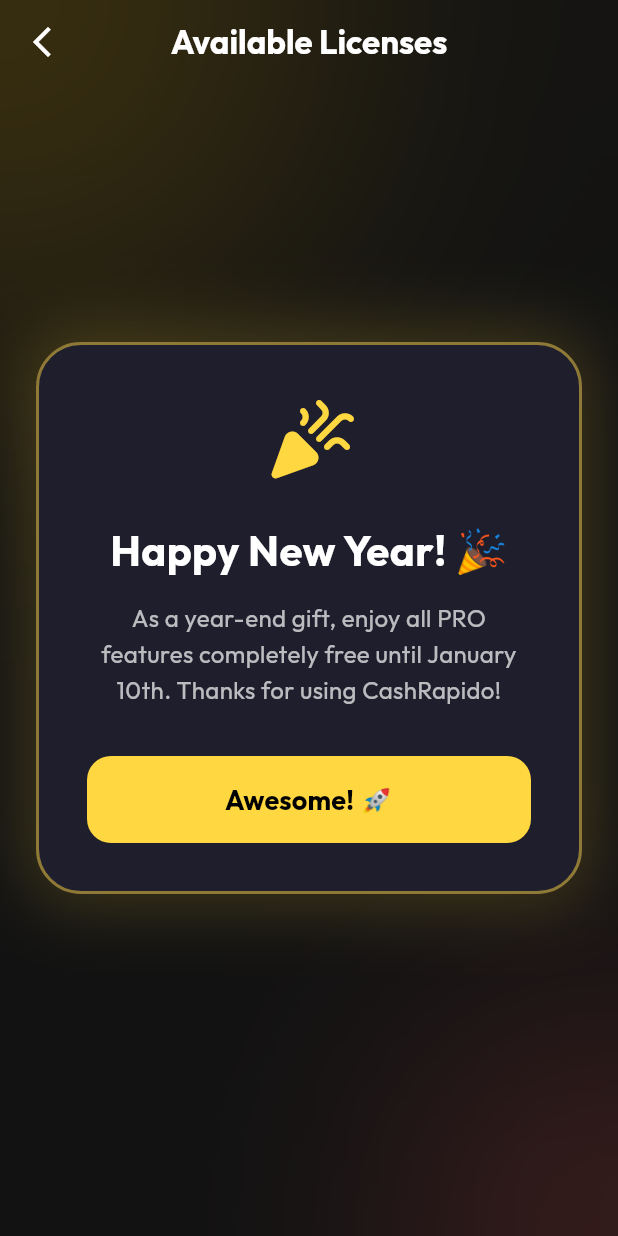
After one commit to lenier522/CashRapido-v2, a Flutter app: the LicensesScreen screen opened directly, on a phone screen of 412 x 824 dp. The commit adds this screen. Run offline on Flutter 3.47's test engine with Material 3 defaults, Android fonts, the phone set to English and light mode, and no system bars; our stand-ins replace camera, file_picker, fl_chart, flutter_local_notifications, google_fonts, google_generative_ai and 10 more; missing offline and left inert: extension_google_sign_in_as_googleapis_auth, google_mlkit_text_recognition, googleapis, syncfusion_flutter_xlsio, tutorial_coach_mark; accounts and stored records are empty.

Commit message:
Licencias

```diff
--- /dev/null
+++ b/lib/screens/licenses_screen.dart
@@ -0,0 +1,423 @@
+import 'dart:ui';
+import 'package:flutter/material.dart';
+import 'package:google_fonts/google_fonts.dart';
+import 'package:cashrapido/services/localization_service.dart';
+
+class LicensesScreen extends StatelessWidget {
+  // Set this to true for the Cuban version, false for the International version
+  static const bool isCuba = true;
+
+  const LicensesScreen({super.key});
+
+  @override
+  Widget build(BuildContext context) {
+    // Holiday Promotion Check (Until Jan 10th midnight, 2026)
+    final isPromoActive = DateTime.now().isBefore(DateTime(2026, 1, 11));
+
+    return Scaffold(
+      extendBodyBehindAppBar: true,
+      appBar: AppBar(
+        title: Text(
+          context.t('licenses_title'),
+          style: GoogleFonts.outfit(
+            fontWeight: FontWeight.bold,
+            color: Colors.white,
+          ),
+        ),
+        centerTitle: true,
+        backgroundColor: Colors.transparent,
+        elevation: 0,
+        leading: IconButton(
+          icon: const Icon(Icons.arrow_back_ios_new, color: Colors.white),
+          onPressed: () => Navigator.pop(context),
+        ),
+      ),
+      body: Stack(
+        children: [
+          // Background
+          Container(
+            decoration: const BoxDecoration(
+              color: Color(0xFF121212), // Deep dark background
+            ),
+          ),
+          // Gradient Orbs
+          Positioned(
+            top: -100,
+            left: -100,
+            child: Container(
+              width: 300,
+              height: 300,
+              decoration: BoxDecoration(
+                shape: BoxShape.circle,
+                color: isPromoActive
+                    ? Colors.amber.withValues(alpha: 0.2)
+                    : Colors.purple.withValues(alpha: 0.2),
+              ),
+              child: BackdropFilter(
+                filter: ImageFilter.blur(sigmaX: 100, sigmaY: 100),
+                child: Container(color: Colors.transparent),
+              ),
+            ),
+          ),
+          Positioned(
+            bottom: -50,
+            right: -50,
+            child: Container(
+              width: 200,
+              height: 200,
+              decoration: BoxDecoration(
+                shape: BoxShape.circle,
+                color: isPromoActive
+                    ? Colors.redAccent.withValues(alpha: 0.15)
+                    : Colors.blueAccent.withValues(alpha: 0.15),
+              ),
+              child: BackdropFilter(
+                filter: ImageFilter.blur(sigmaX: 80, sigmaY: 80),
+                child: Container(color: Colors.transparent),
+              ),
+            ),
+          ),
+
+          // Content
+          isPromoActive
+              ? _buildHolidayPromo(context)
+              : ListView(
+                  padding: const EdgeInsets.symmetric(
+                    horizontal: 20,
+                    vertical: 120,
+                  ),
+                  children: [
+                    _buildLicenseCard(
+                      context,
+                      title: context.t('license_personal'),
+                      price: isCuba ? '\$500' : '\$5',
+                      currency: isCuba ? 'CUP' : 'USD',
+                      period: context.t('month_short'),
+                      features: [
+                        context.t('features_basic'),
+                        context.t('features_device_1'),
+                        context.t('features_support_basic'),
+                      ],
+                      color: Colors.blueGrey.shade400,
+                      accentColor: Colors.blueGrey,
+                    ),
+                    const SizedBox(height: 24),
+                    _buildLicenseCard(
+                      context,
+                      title: context.t('license_pro'),
+                      price: isCuba ? '\$1000' : '\$10',
+                      currency: isCuba ? 'CUP' : 'USD',
+                      period: context.t('month_short'),
+                      features: [
+                        context.t('features_all_personal'),
+                        context.t('features_multi_device'),
+                        context.t('features_support_priority'),
+                        context.t('features_advanced_analytics'),
+                      ],
+                      color: const Color(0xFFBB86FC), // Premium Purple
+                      accentColor: Colors.deepPurpleAccent,
+                      isPopular: true,
+                    ),
+                    const SizedBox(height: 24),
+                    _buildLicenseCard(
+                      context,
+                      title: context.t('license_enterprise'),
+                      price: isCuba ? '\$2000' : '\$20',
+                      currency: isCuba ? 'CUP' : 'USD',
+                      period: context.t('month_short'),
+                      features: [
+                        context.t('features_all_pro'),
+                        context.t('features_unlimited_users'),
+                        context.t('features_api_access'),
+                        context.t('features_support_247'),
+                      ],
+                      color: Colors.amberAccent,
+                      accentColor: Colors.orangeAccent,
+                    ),
+                  ],
+                ),
+        ],
+      ),
+    );
+  }
+
+  Widget _buildHolidayPromo(BuildContext context) {
+    return Center(
+      child: Padding(
+        padding: const EdgeInsets.all(24.0),
+        child: Container(
+          padding: const EdgeInsets.all(32),
+          decoration: BoxDecoration(
+            color: const Color(0xFF1E1E2C),
+            borderRadius: BorderRadius.circular(30),
+            border: Border.all(
+              color: Colors.amberAccent.withValues(alpha: 0.5),
+              width: 2,
+            ),
+            boxShadow: [
+              BoxShadow(
+                color: Colors.amberAccent.withValues(alpha: 0.2),
+                blurRadius: 40,
+                spreadRadius: 5,
+              ),
+            ],
+          ),
+          child: Column(
+            mainAxisSize: MainAxisSize.min,
+            children: [
+              const Icon(
+                Icons.celebration_rounded,
+                color: Colors.amberAccent,
+                size: 64,
+              ),
+              const SizedBox(height: 24),
+              Text(
+                context.t('promo_title'),
+                textAlign: TextAlign.center,
+                style: GoogleFonts.outfit(
+                  fontSize: 28,
+                  fontWeight: FontWeight.bold,
+                  color: Colors.white,
+                  height: 1.2,
+                ),
+              ),
+              const SizedBox(height: 16),
+              Text(
+                context.t('promo_message'),
+                textAlign: TextAlign.center,
+                style: GoogleFonts.outfit(
+                  fontSize: 16,
+                  color: Colors.white70,
+                  height: 1.5,
+                ),
+              ),
+              const SizedBox(height: 32),
+              SizedBox(
+                width: double.infinity,
+                child: ElevatedButton(
+                  onPressed: () => Navigator.pop(context),
+                  style: ElevatedButton.styleFrom(
+                    backgroundColor: Colors.amberAccent,
+                    foregroundColor: Colors.black,
+                    padding: const EdgeInsets.symmetric(vertical: 16),
+                    elevation: 0,
+                    shape: RoundedRectangleBorder(
+                      borderRadius: BorderRadius.circular(16),
+                    ),
+                  ),
+                  child: Text(
+                    context.t('promo_button'),
+                    style: GoogleFonts.outfit(
+                      fontWeight: FontWeight.bold,
+                      fontSize: 18,
+                    ),
+                  ),
+                ),
+              ),
+            ],
+          ),
+        ),
+      ),
+    );
+  }
+
+  Widget _buildLicenseCard(
+    BuildContext context, {
+    required String title,
+    required String price,
+    required String currency,
+    required String period,
+    required List<String> features,
+    required Color color,
+    required Color accentColor,
+    bool isPopular = false,
+  }) {
+    return Container(
+      decoration: BoxDecoration(
+        borderRadius: BorderRadius.circular(24),
+        gradient: isPopular
+            ? LinearGradient(
+                colors: [
+                  accentColor.withValues(alpha: 0.15),
+                  const Color(0xFF1E1E2C),
+                ],
+                begin: Alignment.topLeft,
+                end: Alignment.bottomRight,
+              )
+            : null,
+        color: const Color(0xFF1E1E2C),
+        border: Border.all(
+          color: isPopular
+              ? accentColor.withValues(alpha: 0.5)
+              : Colors.white10,
+          width: isPopular ? 1.5 : 1,
+        ),
+        boxShadow: [
+          BoxShadow(
+            color: Colors.black.withValues(alpha: 0.3),
+            blurRadius: 20,
+            offset: const Offset(0, 10),
+          ),
+          if (isPopular)
+            BoxShadow(
+              color: accentColor.withValues(alpha: 0.15),
+              blurRadius: 30,
+              spreadRadius: -5,
+              offset: const Offset(0, 0),
+            ),
+        ],
+      ),
+      child: Stack(
+        children: [
+          Padding(
+            padding: const EdgeInsets.all(24),
+            child: Column(
+              crossAxisAlignment: CrossAxisAlignment.stretch,
+              children: [
+                if (isPopular) const SizedBox(height: 12), // Space for badge
+                Row(
+                  mainAxisAlignment: MainAxisAlignment.spaceBetween,
+                  children: [
+                    Text(
+                      title,
+                      style: GoogleFonts.outfit(
+                        fontSize: 20,
+                        fontWeight: FontWeight.bold,
+                        color: Colors.white,
+                      ),
+                    ),
+                    if (isPopular)
+                      Icon(Icons.star_rounded, color: accentColor, size: 28),
+                  ],
+                ),
+                const SizedBox(height: 20),
+                Row(
+                  crossAxisAlignment: CrossAxisAlignment.end,
+                  children: [
+                    Text(
+                      price,
+                      style: GoogleFonts.outfit(
+                        fontSize: 36,
+                        fontWeight: FontWeight.bold,
+                        color: Colors.white,
+                        height: 1,
+                      ),
+                    ),
+                    const SizedBox(width: 6),
+                    Column(
+                      crossAxisAlignment: CrossAxisAlignment.start,
+                      children: [
+                        Text(
+                          currency,
+                          style: GoogleFonts.outfit(
+                            fontSize: 14,
+                            fontWeight: FontWeight.bold,
+                            color: color,
+                          ),
+                        ),
+                        Text(
+                          period,
+                          style: GoogleFonts.outfit(
+                            fontSize: 12,
+                            color: Colors.white38,
+                          ),
+                        ),
+                      ],
+                    ),
+                  ],
+                ),
+                const SizedBox(height: 24),
+                Container(
+                  height: 1,
+                  color: Colors.white.withValues(alpha: 0.05),
+                ),
+                const SizedBox(height: 24),
+                ...features.map(
+                  (feature) => Padding(
+                    padding: const EdgeInsets.symmetric(vertical: 8),
+                    child: Row(
+                      children: [
+                        Container(
+                          padding: const EdgeInsets.all(4),
+                          decoration: BoxDecoration(
+                            color: color.withValues(alpha: 0.1),
+                            shape: BoxShape.circle,
+                          ),
+                          child: Icon(Icons.check, color: color, size: 14),
+                        ),
+                        const SizedBox(width: 12),
+                        Text(
+                          feature,
+                          style: GoogleFonts.outfit(
+                            fontSize: 14,
+                            color: Colors.white70,
+                          ),
+                        ),
+                      ],
+                    ),
+                  ),
+                ),
+                const SizedBox(height: 32),
+                SizedBox(
+                  width: double.infinity,
+                  child: ElevatedButton(
+                    onPressed: () {},
+                    style: ElevatedButton.styleFrom(
+                      backgroundColor: isPopular ? accentColor : Colors.white10,
+                      foregroundColor: isPopular ? Colors.white : Colors.white,
+                      padding: const EdgeInsets.symmetric(vertical: 16),
+                      elevation: 0,
+                      shape: RoundedRectangleBorder(
+                        borderRadius: BorderRadius.circular(16),
+                      ),
+                    ),
+                    child: Text(
+                      context.t('select_plan'),
+                      style: GoogleFonts.outfit(
+                        fontWeight: FontWeight.bold,
+                        fontSize: 16,
+                      ),
+                    ),
+                  ),
+                ),
+              ],
+            ),
+          ),
+          if (isPopular)
+            Positioned(
+              top: 0,
+              right: 24,
+              child: Container(
+                padding: const EdgeInsets.symmetric(
+                  horizontal: 12,
+                  vertical: 6,
+                ),
+                decoration: BoxDecoration(
+                  color: accentColor,
+                  borderRadius: const BorderRadius.vertical(
+                    bottom: Radius.circular(12),
+                  ),
+                  boxShadow: [
+                    BoxShadow(
+                      color: accentColor.withValues(alpha: 0.4),
+                      blurRadius: 12,
+                      offset: const Offset(0, 4),
+                    ),
+                  ],
+                ),
+                child: Text(
+                  context.t('popular'),
+                  style: GoogleFonts.outfit(
+                    color: Colors.white,
+                    fontSize: 10,
+                    fontWeight: FontWeight.bold,
+                    letterSpacing: 1.2,
+                  ),
+                ),
+              ),
+            ),
+        ],
+      ),
+    );
+  }
+}
--- a/lib/services/localization_service.dart
+++ b/lib/services/localization_service.dart
@@ -366,6 +366,32 @@ class AppLocalizations {
       'ai_chat_title': 'Asistente Financiero',
       'ask_ai_hint': 'Pide consejos, análisis...',
       'ai_welcome_message': '¡Hola! Soy tu asistente financiero personal.',
+
+      // Licenses
+      'licenses_title': 'Licencias Disponibles',
+      'license_personal': 'Personal',
+      'license_pro': 'Pro',
+      'license_enterprise': 'Empresarial',
+      'features_basic': 'Funciones básicas',
+      'features_device_1': '1 Dispositivo',
+      'features_support_basic': 'Soporte Básico',
+      'features_all_personal': 'Todo lo de Personal',
+      'features_multi_device': 'Multi-dispositivo',
+      'features_support_priority': 'Soporte Prioritario',
+      'features_advanced_analytics': 'Análisis Avanzado',
+      'features_all_pro': 'Todo lo de Pro',
+      'features_unlimited_users': 'Usuarios ilimitados',
+      'features_api_access': 'Acceso API',
+      'features_support_247': 'Soporte 24/7',
+      'select_plan': 'Seleccionar Plan',
+      'popular': 'POPULAR',
+      'month_short': '/ mes',
+
+      // Holiday Promo
+      'promo_title': '¡Feliz Año Nuevo! 🎉',
+      'promo_message':
+          'Como regalo de fin de año, disfruta de todas las funciones PRO totalmente gratis hasta el 10 de Enero. ¡Gracias por usar CashRapido!',
+      'promo_button': '¡Genial! 🚀',
     },
     'en': {
       // General
@@ -719,6 +745,32 @@ class AppLocalizations {
       'ai_chat_title': 'Financial Assistant',
       'ask_ai_hint': 'Ask for advice, analysis...',
       'ai_welcome_message': 'Hello! I am your personal financial assistant.',
+
+      // Licenses
+      'licenses_title': 'Available Licenses',
+      'license_personal': 'Personal',
+      'license_pro': 'Pro',
+      'license_enterprise': 'Enterprise',
+      'features_basic': 'Basic Features',
+      'features_device_1': '1 Device',
+      'features_support_basic': 'Basic Support',
+      'features_all_personal': 'All Personal features',
+      'features_multi_device': 'Multi-device',
+      'features_support_priority': 'Priority Support',
+      'features_advanced_analytics': 'Advanced Analytics',
+      'features_all_pro': 'All Pro features',
+      'features_unlimited_users': 'Unlimited Users',
+      'features_api_access': 'API Access',
+      'features_support_247': '24/7 Support',
+      'select_plan': 'Select Plan',
+      'popular': 'POPULAR',
+      'month_short': '/ month',
+
+      // Holiday Promo
+      'promo_title': 'Happy New Year! 🎉',
+      'promo_message':
+          'As a year-end gift, enjoy all PRO features completely free until January 10th. Thanks for using CashRapido!',
+      'promo_button': 'Awesome! 🚀',
     },
     'fr': {
       // General
@@ -799,6 +851,13 @@ class AppLocalizations {
           'Cela écrasera toutes les données actuelles avec la sauvegarde cloud. Cette action est irréversible.',
       'restore_success_msg': 'Données restaurées avec succès',
       'backup_success_msg': 'Sauvegarde terminée',
+
+      // Rest of keys... I will assume similar structure for FR if I see the end of file, but I don't see the end of FR block in the previous view_file.
+      // Wait, I only saw up to line 800. I need to be careful. The chunk needs to be precise.
+      // I'll skip FR for this specific chunk call and do a separate view to find the end of the FR block or just append to where I know it is safe.
+      // Actually, looking at the previous file view, 'fr' starts at 723.
+      // I can't see the end of 'fr'. I should verify the file content for FR before writing.
+      // I will only write ES and EN for now and then read the rest to write FR.
       'developed_by': 'Développé par',
       'developer_name': 'Lenier Cruz Perez',
       'app_desc':
@@ -1078,6 +1137,32 @@ class AppLocalizations {
       'ask_ai_hint': 'Demandez des conseils...',
       'ai_welcome_message':
           'Bonjour ! Je suis votre assistant financier personnel.',
+
+      // Licenses
+      'licenses_title': 'Licences Disponibles',
+      'license_personal': 'Personnel',
+      'license_pro': 'Pro',
+      'license_enterprise': 'Entreprise',
+      'features_basic': 'Fonctionnalités de base',
+      'features_device_1': '1 Appareil',
+      'features_support_basic': 'Support de base',
+      'features_all_personal': 'Tout du Personnel',
+      'features_multi_device': 'Multi-appareils',
+      'features_support_priority': 'Support Prioritaire',
+      'features_advanced_analytics': 'Analyses Avancées',
+      'features_all_pro': 'Tout du Pro',
+      'features_unlimited_users': 'Utilisateurs illimités',
+      'features_api_access': 'Accès API',
+      'features_support_247': 'Support 24/7',
+      'select_plan': 'Sélectionner le plan',
+      'popular': 'POPULAIRE',
+      'month_short': '/ mois',
+
+      // Holiday Promo
+      'promo_title': 'Bonne Année ! 🎉',
+      'promo_message':
+          'En cadeau de fin d\'année, profitez de toutes les fonctionnalités PRO gratuitement jusqu\'au 10 janvier. Merci d\'utiliser CashRapido !',
+      'promo_button': 'Génial ! 🚀',
     },
   };
 
--- a/pubspec.yaml
+++ b/pubspec.yaml
@@ -64,6 +64,7 @@ dependencies:
     sdk: flutter
   google_generative_ai: ^0.4.7
   tutorial_coach_mark: ^1.3.3
+  url_launcher: ^6.3.2
 
 dev_dependencies:
   flutter_test:
```
Also changed, not shown: lib/screens/settings_screen.dart (+43 -18 lines), pubspec.lock, 1 other file.
